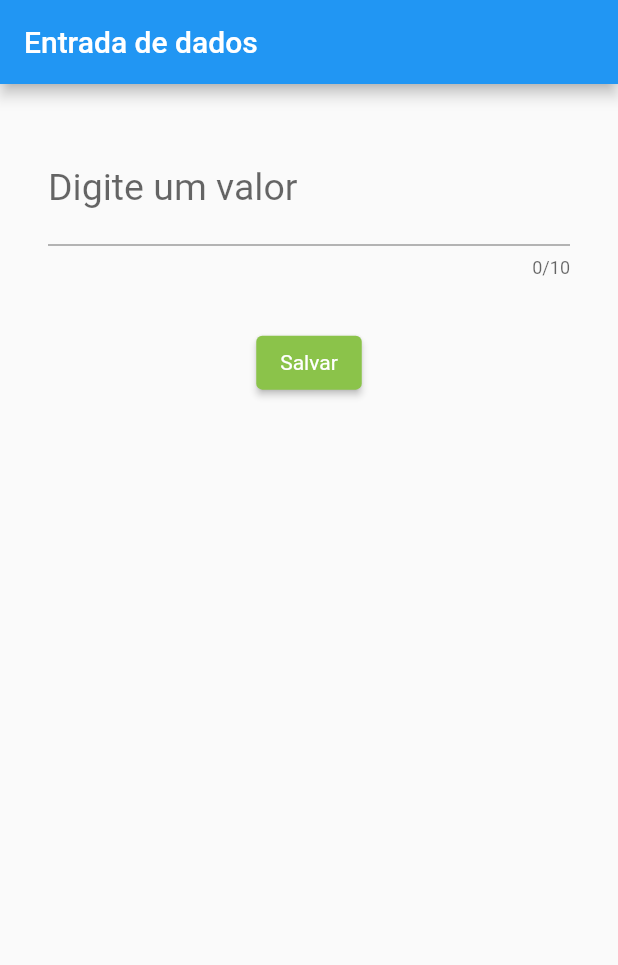
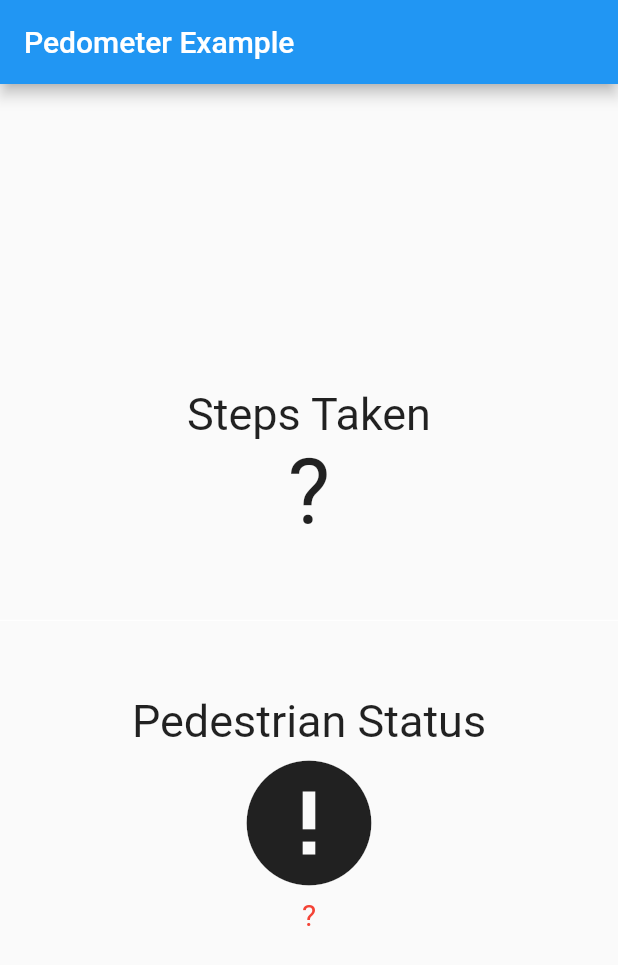
Before and after one commit to Queonias/entrada_de_dados, a Flutter app: the screen it shows after launch, on a phone screen of 412 x 824 dp. Shown: the top 965 px of the screen. Run offline on Flutter 3.47's test engine with Material 2 defaults, Android fonts, the phone set to English and light mode, and no system bars; our stand-ins replace pedometer, permission_handler.

Commit message:
simples pedometer

```diff
--- a/lib/main.dart
+++ b/lib/main.dart
@@ -1,8 +1,135 @@
-import 'package:entrada_dados/campo_texto.dart';
 import 'package:flutter/material.dart';
+import 'dart:async';
+
+import 'package:pedometer/pedometer.dart';
+import 'package:permission_handler/permission_handler.dart';
+
+String formatDate(DateTime d) {
+  return d.toString().substring(0, 19);
+}
 
 void main() {
-  runApp(const MaterialApp(
-    home: CampoTexto(),
-  ));
+  runApp(MyApp());
 }
+
+class MyApp extends StatefulWidget {
+  const MyApp({super.key});
+
+  @override
+  _MyAppState createState() => _MyAppState();
+}
+
+class _MyAppState extends State<MyApp> {
+  late Stream<StepCount> _stepCountStream;
+  late Stream<PedestrianStatus> _pedestrianStatusStream;
+  String _status = '?', _steps = '?';
+
+  // Definir o método initPlatformState
+  void initPlatformState() async {
+    // Colocar o código que você quer executar aqui
+    // Por exemplo, verificar e solicitar a permissão de reconhecimento de atividade, e iniciar o stream do pedometer se a permissão for concedida
+    if (await Permission.activityRecognition.request().isGranted) {
+      // Iniciar o stream do pedometer
+      _pedestrianStatusStream = Pedometer.pedestrianStatusStream;
+      _pedestrianStatusStream
+          .listen(onPedestrianStatusChanged)
+          .onError(onPedestrianStatusError);
+
+      _stepCountStream = Pedometer.stepCountStream;
+      _stepCountStream.listen(onStepCount).onError(onStepCountError);
+    } else {
+      // Mostrar uma mensagem de erro ou solicitar a permissão novamente
+      setState(() {
+        _status = 'Permissão negada';
+        _steps = '0';
+      });
+    }
+  }
+
+  @override
+  void initState() {
+    super.initState();
+    // Chamar o método initPlatformState no método initState
+    initPlatformState();
+  }
+
+  void onStepCount(StepCount event) {
+    print(event);
+    setState(() {
+      _steps = event.steps.toString();
+    });
+  }
+
+  void onPedestrianStatusChanged(PedestrianStatus event) {
+    print(event);
+    setState(() {
+      _status = event.status;
+    });
+  }
+
+  void onPedestrianStatusError(error) {
+    print('onPedestrianStatusError: $error');
+    setState(() {
+      _status = 'Pedestrian Status not available';
+    });
+    print(_status);
+  }
+
+  void onStepCountError(error) {
+    print('onStepCountError: $error');
+    setState(() {
+      _steps = 'Step Count not available';
+    });
+  }
+
+  @override
+  Widget build(BuildContext context) {
+    return MaterialApp(
+      home: Scaffold(
+        appBar: AppBar(
+          title: const Text('Pedometer Example'),
+        ),
+        body: Center(
+          child: Column(
+            mainAxisAlignment: MainAxisAlignment.center,
+            children: <Widget>[
+              const Text(
+                'Steps Taken',
+                style: TextStyle(fontSize: 30),
+              ),
+              Text(
+                _steps,
+                style: const TextStyle(fontSize: 60),
+              ),
+              const Divider(
+                height: 100,
+                thickness: 0,
+                color: Colors.white,
+              ),
+              const Text(
+                'Pedestrian Status',
+                style: TextStyle(fontSize: 30),
+              ),
+              Icon(
+                _status == 'walking'
+                    ? Icons.directions_walk
+                    : _status == 'stopped'
+                        ? Icons.accessibility_new
+                        : Icons.error,
+                size: 100,
+              ),
+              Center(
+                child: Text(
+                  _status,
+                  style: _status == 'walking' || _status == 'stopped'
+                      ? const TextStyle(fontSize: 30)
+                      : const TextStyle(fontSize: 20, color: Colors.red),
+                ),
+              )
+            ],
+          ),
+        ),
+      ),
+    );
+  }
+}
--- a/pubspec.yaml
+++ b/pubspec.yaml
@@ -31,10 +31,11 @@
   flutter:
     sdk: flutter
 
-
   # The following adds the Cupertino Icons font to your application.
   # Use with the CupertinoIcons class for iOS style icons.
   cupertino_icons: ^1.0.2
+  pedometer: ^4.0.1
+  permission_handler: ^11.0.1
 
 dev_dependencies:
   flutter_test:
```
Also changed, not shown: pubspec.lock, 3 other files.
